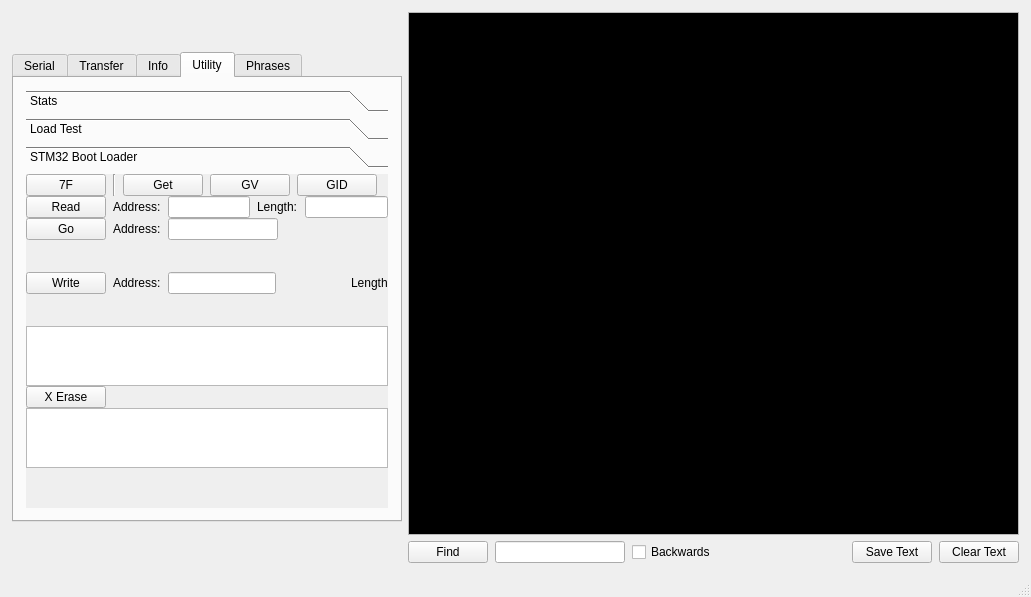
strawbot/TimbreTalk, file mainWindow.ui: the form before one commit.
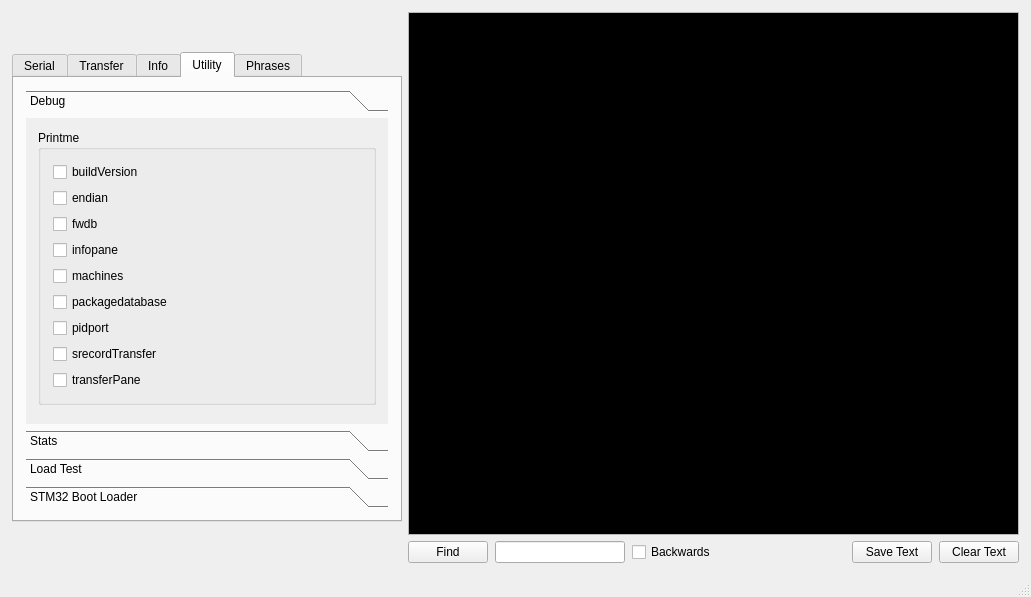
The form after the commit. The open tabs and pages were chosen to show the change.

Commit message: cleanup; initial log entry; fix up endian issues with transfers; added print me to utility pane - not working yet - on the fly debug

Patch:
```diff
--- a/mainWindow.ui
+++ b/mainWindow.ui
@@ -1322,9 +1322,113 @@
             <item>
              <widget class="QToolBox" name="toolBox">
               <property name="currentIndex">
-               <number>2</number>
+               <number>0</number>
               </property>
-              <widget class="QWidget" name="page_0">
+              <widget class="QWidget" name="Debug">
+               <attribute name="label">
+                <string>Debug</string>
+               </attribute>
+               <layout class="QVBoxLayout" name="verticalLayout_15">
+                <item>
+                 <widget class="QGroupBox" name="printme">
+                  <property name="title">
+                   <string>Printme</string>
+                  </property>
+                  <layout class="QVBoxLayout" name="verticalLayout_13">
+                   <item>
+                    <widget class="QCheckBox" name="checkBox">
+                     <property name="text">
+                      <string>buildVersion</string>
+                     </property>
+                    </widget>
+                   </item>
+                   <item>
+                    <widget class="QCheckBox" name="checkBox_2">
+                     <property name="text">
+                      <string>endian</string>
+                     </property>
+                    </widget>
+                   </item>
+                   <item>
+                    <widget class="QCheckBox" name="checkBox_3">
+                     <property name="text">
+                      <string>fwdb</string>
+                     </property>
+                    </widget>
+                   </item>
+                   <item>
+                    <widget class="QCheckBox" name="checkBox_6">
+                     <property name="text">
+                      <string>infopane</string>
+                     </property>
+                    </widget>
+                   </item>
+                   <item>
+                    <widget class="QCheckBox" name="checkBox_7">
+                     <property name="text">
+                      <string>machines</string>
+                     </property>
+                    </widget>
+                   </item>
+                   <item>
+                    <widget class="QCheckBox" name="checkBox_8">
+                     <property name="text">
+                      <string>packagedatabase</string>
+                     </property>
+                    </widget>
+                   </item>
+                   <item>
+                    <widget class="QCheckBox" name="checkBox_9">
+                     <property name="text">
+                      <string>pidport</string>
+                     </property>
+                    </widget>
+                   </item>
+                   <item>
+                    <widget class="QCheckBox" name="checkBox_5">
+                     <property name="text">
+                      <string>srecordTransfer</string>
+                     </property>
+                    </widget>
+                   </item>
+                   <item>
+                    <widget class="QCheckBox" name="checkBox_4">
+                     <property name="text">
+                      <string>transferPane</string>
+                     </property>
+                    </widget>
+                   </item>
+                  </layout>
+                 </widget>
+                </item>
+                <item>
+                 <spacer name="verticalSpacer_3">
+                  <property name="orientation">
+                   <enum>Qt::Vertical</enum>
+                  </property>
+                  <property name="sizeHint" stdset="0">
+                   <size>
+                    <width>20</width>
+                    <height>40</height>
+                   </size>
+                  </property>
+                 </spacer>
+                </item>
+               </layout>
+               <zorder>checkBox</zorder>
+               <zorder>checkBox_2</zorder>
+               <zorder>checkBox_3</zorder>
+               <zorder>checkBox_4</zorder>
+               <zorder>checkBox_5</zorder>
+               <zorder>checkBox_6</zorder>
+               <zorder>checkBox_7</zorder>
+               <zorder>checkBox_8</zorder>
+               <zorder>checkBox_9</zorder>
+               <zorder>printme</zorder>
+               <zorder>checkBox_7</zorder>
+               <zorder>verticalSpacer_3</zorder>
+              </widget>
+              <widget class="QWidget" name="Stats">
                <property name="geometry">
                 <rect>
                  <x>0</x>
@@ -1613,7 +1717,7 @@
                  <x>0</x>
                  <y>0</y>
                  <width>360</width>
-                 <height>315</height>
+                 <height>283</height>
                 </rect>
                </property>
                <attribute name="label">
```
Left out of the diff: 26 changed lines with no effect on the pictures. The commit also changes 8 other files.
